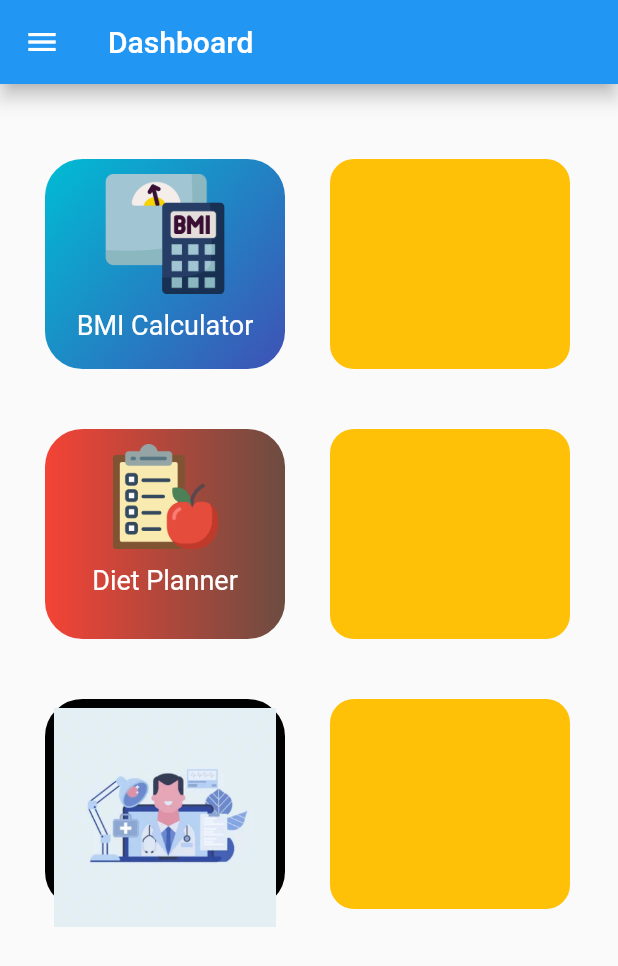
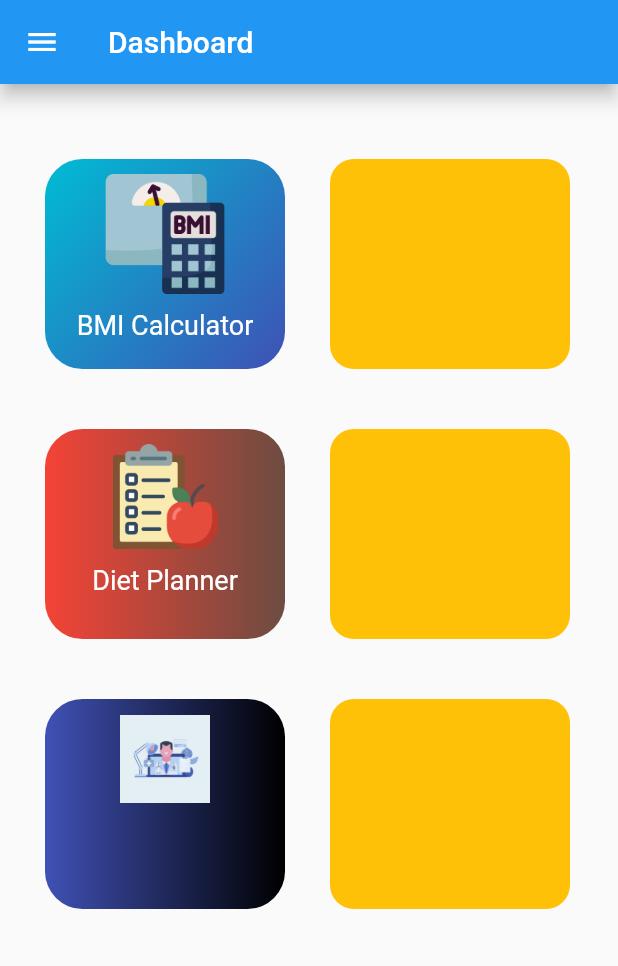
Before and after one commit to balavardhan224/healthtrackerandcalculator, a Flutter app: the Homepage screen opened directly, on a phone screen of 412 x 824 dp. Shown: the top 966 px of the screen. Run offline on Flutter 3.47's test engine with Material 2 defaults, Android fonts, the phone set to English and light mode, and no system bars; our stand-ins replace google_fonts.

Commit message:
initial commit

```diff
--- a/lib/widget.dart
+++ b/lib/widget.dart
@@ -143,17 +143,25 @@ Widget buildbox1(BuildContext context) {
         height: 140,
         width: 160,
         decoration: BoxDecoration(
-          border: Border.all(color: Colors.black, width: 6),
           borderRadius: BorderRadius.all(
             Radius.circular(
               25,
             ),
           ),
+          gradient: LinearGradient(
+            colors: [Colors.indigo, Colors.black],
+          ),
         ),
         child: GestureDetector(
           onTap: () {},
           child: Column(
-            children: [Image.asset('images/doctorconsultation.png')],
+            children: [
+              Image.asset(
+                'images/doctorconsultation.png',
+                height: 80,
+                width: 60,
+              )
+            ],
           ),
         ),
       ),
```
Also changed, not shown: lib/Loginpage.dart (+10 -7 lines).
